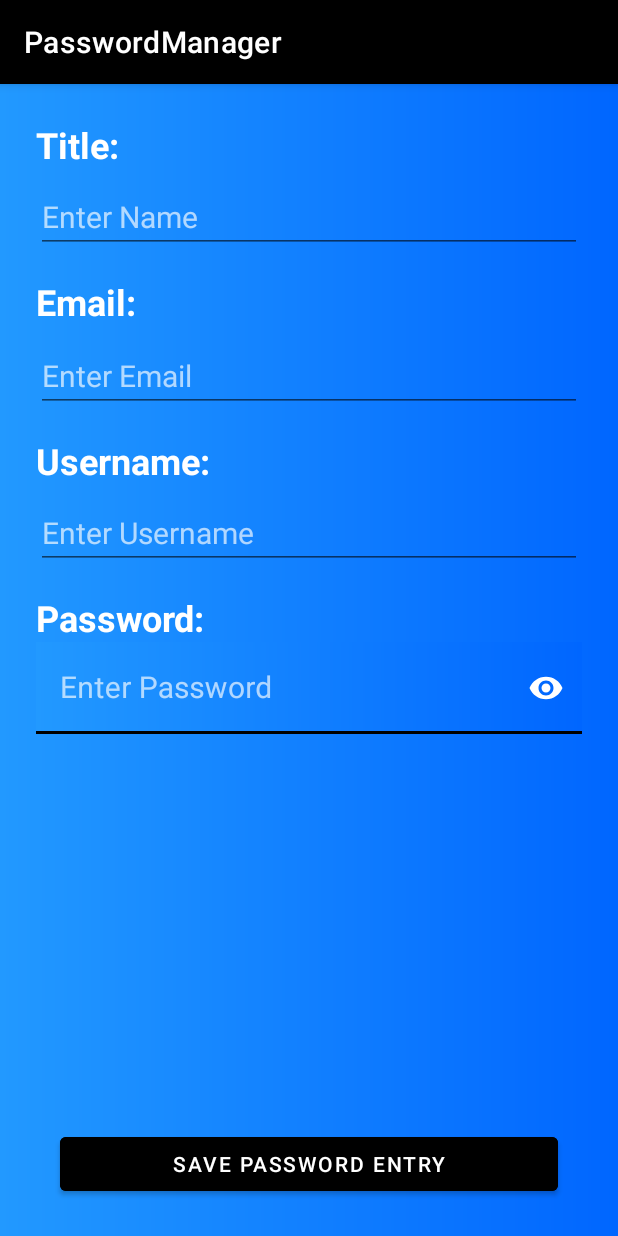
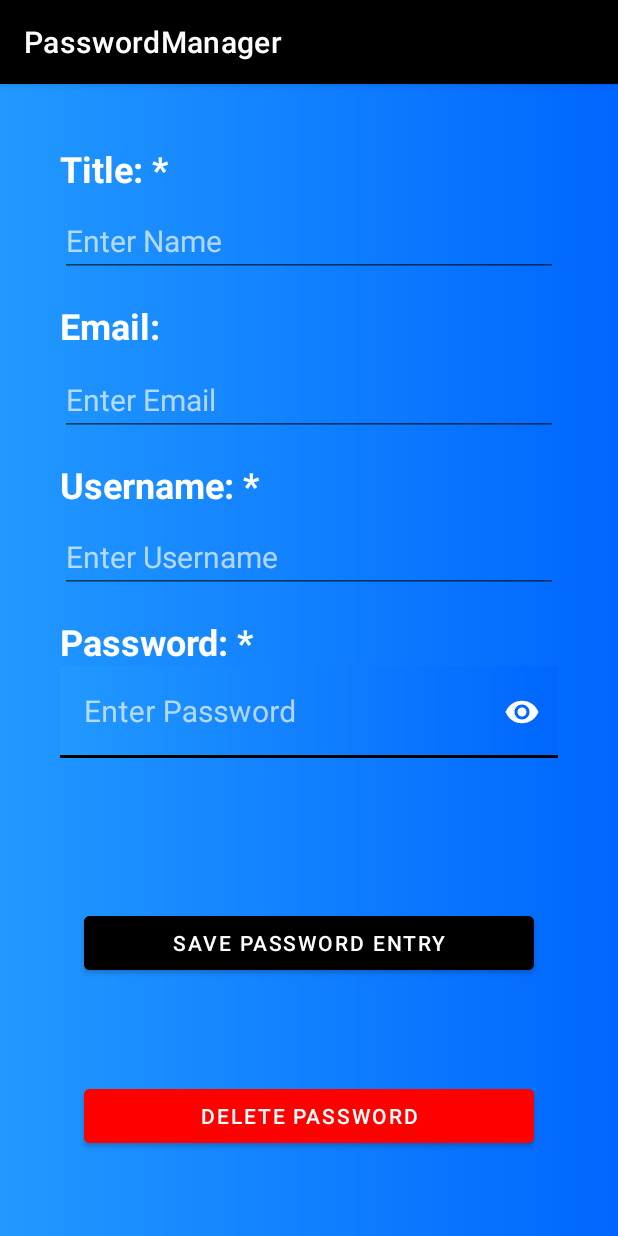
Before and after one commit to CS4750-Group-PasswordManager-App/PasswordManager, an Android app: the screen it shows after launch (MainActivity), after a tap on "New Password", on a phone screen of 412 x 824 dp. Run offline under Robolectric (Android 15) with nearby library versions, the phone set to English and light mode, and no system bars; our stand-ins replace Room's generated code; 3 statements that could not run were skipped.

Commit message:
Added Delete Button to the Password Entry View. Not yet functional

```diff
--- a/app/src/main/res/layout/fragment_password_view.xml
+++ b/app/src/main/res/layout/fragment_password_view.xml
@@ -1,14 +1,15 @@
 <?xml version="1.0" encoding="utf-8"?>
-<androidx.constraintlayout.widget.ConstraintLayout
-    xmlns:android="http://schemas.android.com/apk/res/android"
+<androidx.constraintlayout.widget.ConstraintLayout xmlns:android="http://schemas.android.com/apk/res/android"
     xmlns:app="http://schemas.android.com/apk/res-auto"
     xmlns:tools="http://schemas.android.com/tools"
     android:id="@+id/linearLayout"
     android:layout_width="match_parent"
     android:layout_height="match_parent"
     android:background="@drawable/blue_gradient_background"
-    android:padding="8dp"
+    android:padding="24dp"
     android:paddingBottom="16dp">
+
+    <!--Title, username and password Required-->
 
     <LinearLayout
         android:id="@+id/title_layout"
@@ -66,8 +67,8 @@
             android:id="@+id/textView2"
             android:layout_width="match_parent"
             android:layout_height="wrap_content"
+            android:layout_marginBottom="8dp"
             android:text="@string/password_email"
-            android:layout_marginBottom="8dp"
             android:textAppearance="?attr/textAppearanceHeadline5"
             android:textColor="@color/white"
             android:textStyle="bold"
@@ -109,8 +110,8 @@
             android:id="@+id/textView3"
             android:layout_width="match_parent"
             android:layout_height="wrap_content"
+            android:layout_marginBottom="8dp"
             android:text="@string/password_username"
-            android:layout_marginBottom="8dp"
             android:textAppearance="?attr/textAppearanceHeadline5"
             android:textColor="@color/white"
             android:textStyle="bold"
@@ -163,9 +164,9 @@
         <com.google.android.material.textfield.TextInputLayout
             android:layout_width="match_parent"
             android:layout_height="wrap_content"
+            android:textColorHint="@color/hint_text_color"
             app:passwordToggleEnabled="true"
-            app:passwordToggleTint="@color/white"
-            android:textColorHint="@color/hint_text_color">
+            app:passwordToggleTint="@color/white">
 
             <EditText
                 android:id="@+id/password_entry"
@@ -181,7 +182,6 @@
                 app:layout_constraintEnd_toEndOf="parent"
                 app:layout_constraintStart_toStartOf="parent"
                 app:layout_constraintTop_toBottomOf="@+id/textView4" />
-
         </com.google.android.material.textfield.TextInputLayout>
 
         <!--android:hint="@string/password_decrypted_hint"-->
@@ -194,15 +194,30 @@
         android:layout_width="0dp"
         android:layout_height="wrap_content"
         android:layout_marginStart="32dp"
+        android:layout_marginTop="32dp"
         android:layout_marginEnd="32dp"
-        android:layout_marginBottom="16dp"
+        android:backgroundTint="@color/black"
         android:text="@string/entry_save"
-        android:backgroundTint="@color/black"
-        app:layout_constraintBottom_toBottomOf="parent"
+        app:layout_constraintBottom_toTopOf="@+id/delete_entry_button"
         app:layout_constraintEnd_toEndOf="parent"
         app:layout_constraintHorizontal_bias="1.0"
         app:layout_constraintStart_toStartOf="parent"
+        app:layout_constraintTop_toBottomOf="@id/password_layout"
         tools:text="@string/entry_save" />
+
+    <Button
+        android:id="@+id/delete_entry_button"
+        android:layout_width="0dp"
+        android:layout_height="wrap_content"
+        android:layout_marginStart="32dp"
+        android:layout_marginEnd="32dp"
+        android:layout_marginBottom="32dp"
+        android:backgroundTint="#FFFF0000"
+        android:text="@string/delete_password_entry"
+        app:layout_constraintBottom_toBottomOf="parent"
+        app:layout_constraintEnd_toEndOf="parent"
+        app:layout_constraintStart_toStartOf="parent"
+        tools:text="@string/delete_password_entry" />
 
 
 </androidx.constraintlayout.widget.ConstraintLayout>
--- a/app/src/main/res/values/strings.xml
+++ b/app/src/main/res/values/strings.xml
@@ -1,14 +1,15 @@
 <resources>
     <string name="app_name">PasswordManager</string>
     <string name="password_title_hint">Enter Name</string>
-    <string name="password_title">Title:</string>
+    <string name="password_title">Title: *</string>
     <string name="password_email_hint">Enter Email</string>
     <string name="password_email">Email:</string>
-    <string name="password_username">Username:</string>
+    <string name="password_username">Username: *</string>
     <string name="password_username_hint">Enter Username</string>
-    <string name="password_decrypted">Password:</string>
+    <string name="password_decrypted">Password: *</string>
     <string name="password_decrypted_hint">Enter Password</string>
     <string name="entry_save">Save Password Entry</string>
+    <string name="delete_password_entry">Delete Password</string>
     <string name="new_password_entry">New Password</string>
     <string name="search">Search</string>
     <string name="clear_search">Clear Search</string>
```
